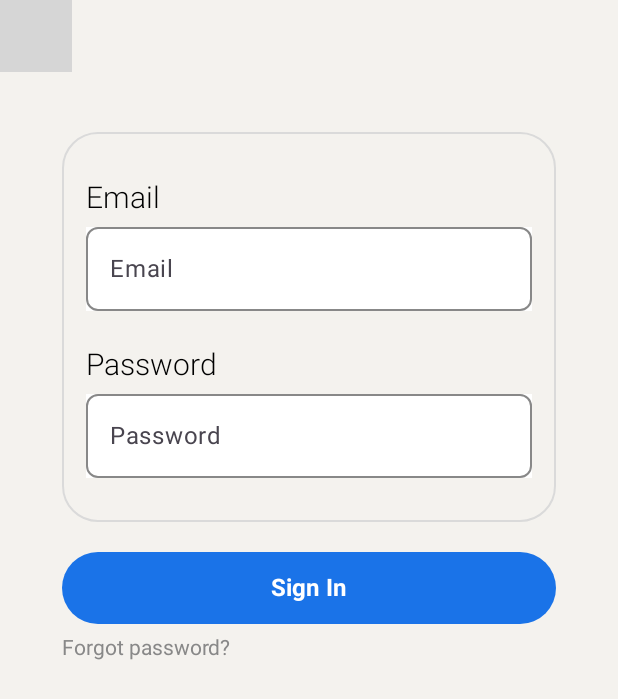
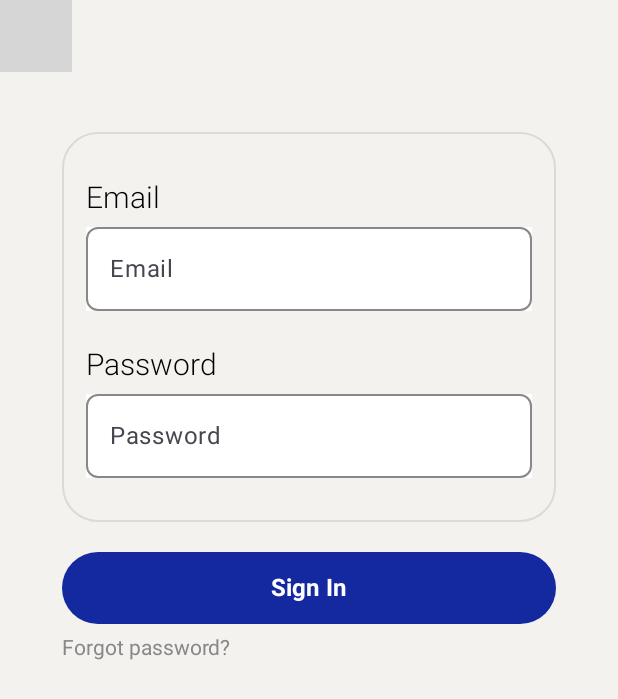
Before and after one commit to NurungjiBurger/PaceMaker, an Android app built with Jetpack Compose: the @Preview function SignInScreenPreview, on a phone screen of 412 x 824 dp. Shown: the top 699 px of the screen. Run offline under Robolectric (Android 15) with nearby library versions, the phone set to English and light mode, and no system bars; our stand-ins replace Dagger/Hilt's generated code, Firebase (no records; nobody signed in at launch, a user with empty details on screens opened directly), constraintlayout-compose; 1 statement that could not run was skipped; grey boxes are pictures that could not be loaded.

Commit message:
[#5] Login UI 구현 완료

```diff
--- a/app/src/main/java/com/maker/pacemaker/ui/screen/signin/LogInScreen.kt
+++ b/app/src/main/java/com/maker/pacemaker/ui/screen/signin/LogInScreen.kt
@@ -127,15 +127,18 @@ fun LogInScreen(baseViewModel: BaseViewModel, mainViewModel: SignInBaseViewModel
                     .background(Color.White), // 배경색을 흰색으로 설정
                 colors = TextFieldDefaults.textFieldColors(
                     containerColor = Color.Transparent, // TextField 배경을 투명으로 설정
-                    focusedIndicatorColor = Color.Transparent, // 포커스된 상태의 밑줄을 투명으로 설정
-                    unfocusedIndicatorColor = Color.Transparent // 비포커스 상태의 밑줄을 투명으로 설정
+                    focusedIndicatorColor = Color.Transparent,
+                    unfocusedIndicatorColor = Color.Transparent
                 )
             )
         }
 
         // Sign In Button
         Button(
-            onClick = { /* Sign In action */ },
+            onClick = {
+                // 로그인
+                // 키보드 숨김
+            },
             modifier = Modifier
                 .constrainAs(authButton) {
                     start.linkTo(inputBox.start)
@@ -144,7 +147,7 @@ fun LogInScreen(baseViewModel: BaseViewModel, mainViewModel: SignInBaseViewModel
                 }
                 .fillMaxWidth(0.8f)
                 .height(48.dp),
-            colors = ButtonDefaults.buttonColors(containerColor = Color(0xFF1A73E8))
+            colors = ButtonDefaults.buttonColors(containerColor = Color(0xFF1429A0))
         ) {
             Text("Sign In", color = Color.White, fontSize = 16.sp, fontWeight = FontWeight.Bold)
         }
```
